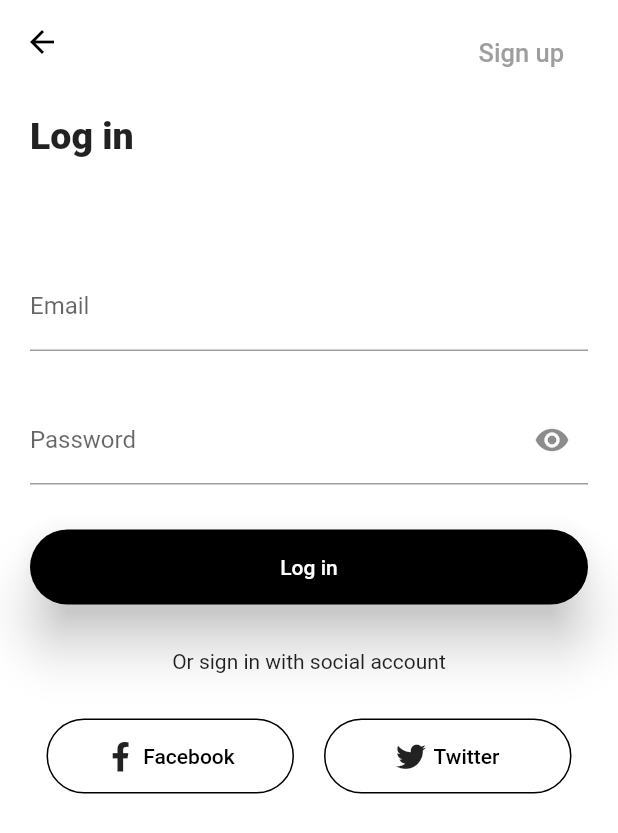
After one commit to s4nk37/Signup-Login-Minimal-Flutter, a Flutter app: the screen it shows after launch, after a tap on "Log In", on a phone screen of 412 x 824 dp. The commit adds this screen. Shown: the top 833 px of the screen. Run offline on Flutter 3.47's test engine with Material 2 defaults, Android fonts, the phone set to English and light mode, and no system bars; our stand-ins replace font_awesome_flutter.

Commit message:
Login Page Added

```diff
--- /dev/null
+++ b/lib/login.dart
@@ -0,0 +1,174 @@
+import 'package:flutter/material.dart';
+import 'package:flutter/services.dart';
+import 'package:font_awesome_flutter/font_awesome_flutter.dart';
+import 'main.dart';
+
+class SecondRoute extends StatefulWidget {
+  @override
+  _SecondRouteState createState() => _SecondRouteState();
+}
+
+class _SecondRouteState extends State<SecondRoute> {
+  bool eye = true;
+
+  void _toggle() {
+    setState(() {
+      eye = !eye;
+    });
+  }
+
+  @override
+  Widget build(BuildContext context) {
+    SystemChrome.setSystemUIOverlayStyle(SystemUiOverlayStyle(
+        statusBarBrightness: Brightness.dark,
+        statusBarIconBrightness: Brightness.dark,
+        statusBarColor: Colors.transparent));
+    return Scaffold(
+      backgroundColor: Colors.white,
+      resizeToAvoidBottomPadding: true,
+      appBar: new AppBar(
+        backgroundColor: Colors.transparent,
+        elevation: 0.0,
+        actions: <Widget>[
+          new Padding(
+            padding: const EdgeInsets.fromLTRB(0, 15, 20, 0),
+            child: new FlatButton(
+              child: new Text(
+                "Sign up",
+                style: new TextStyle(color: Colors.grey, fontSize: 17),
+              ),
+              onPressed: () {
+               Navigator.pop(context);
+              },
+              highlightColor: Colors.black,
+              shape: StadiumBorder(),
+            ),
+          ),
+        ],
+      ),
+      body: new SingleChildScrollView(
+        child: new Container(
+          padding: const EdgeInsets.fromLTRB(20, 20, 20, 0),
+          child: new Column(
+            crossAxisAlignment: CrossAxisAlignment.stretch,
+            children: <Widget>[
+              new Text(
+                "Log in",
+                style: new TextStyle(fontSize: 25, fontWeight: FontWeight.w800),
+              ),
+              new SizedBox(
+                height: 70,
+              ),
+              new TextField(
+                keyboardType: TextInputType.emailAddress,
+                autocorrect: false,
+                decoration: new InputDecoration(
+                  // hintText: "Email",
+                  labelText: "Email",
+                ),
+              ),
+              new SizedBox(
+                height: 30,
+              ),
+              new TextField(
+                keyboardType: TextInputType.text,
+                autocorrect: false,
+                decoration: new InputDecoration(
+                  labelText: "Password",
+                  suffixIcon: new GestureDetector(
+                    child: new Icon(
+                      Icons.remove_red_eye,
+                    ),
+                    onTap: _toggle,
+                  ),
+                ),
+                obscureText: eye,
+              ),
+              new SizedBox(
+                height: 30,
+              ),
+              new SizedBox(
+                height: 50,
+                child: new RaisedButton(
+                  child: new Text("Log in",
+                      style: new TextStyle(color: Colors.white)),
+                  color: Colors.black,
+                  elevation: 15.0,
+                  shape: StadiumBorder(),
+                  splashColor: Colors.white54,
+                  onPressed: () {},
+                ),
+              ),
+              new Container(
+                padding: const EdgeInsets.fromLTRB(0, 30, 0, 30),
+                child: new Text(
+                  "Or sign in with social account",
+                  textAlign: TextAlign.center,
+                ),
+              ),
+              new Row(
+                mainAxisAlignment: MainAxisAlignment.center,
+                children: <Widget>[
+                  new SizedBox(
+                    height: 50,
+                    width: 165,
+                    child: new OutlineButton(
+                      child: new Row(
+                        mainAxisAlignment: MainAxisAlignment.center,
+                        children: <Widget>[
+                          new Icon(
+                            FontAwesomeIcons.facebookF,
+                            size: 20,
+                          ),
+                          new SizedBox(
+                            width: 5,
+                          ),
+                          new Text("Facebook",
+                              style: new TextStyle(color: Colors.black)),
+                        ],
+                      ),
+                      shape: StadiumBorder(),
+                      highlightedBorderColor: Colors.black,
+                      borderSide: BorderSide(color: Colors.black),
+                      onPressed: () {},
+                    ),
+                  ),
+                  new SizedBox(
+                    width: 20,
+                  ),
+                  new SizedBox(
+                    height: 50,
+                    width: 165,
+                    child: new OutlineButton(
+                      child: new Row(
+                        mainAxisAlignment: MainAxisAlignment.center,
+                        children: <Widget>[
+                          new Icon(
+                            FontAwesomeIcons.twitter,
+                            size: 20,
+                          ),
+                          new SizedBox(
+                            width: 5,
+                          ),
+                          new Text("Twitter",
+                              style: new TextStyle(color: Colors.black)),
+                        ],
+                      ),
+                      shape: StadiumBorder(),
+                      highlightedBorderColor: Colors.black,
+                      borderSide: BorderSide(color: Colors.black),
+                      onPressed: () {},
+                    ),
+                  ),
+                ],
+              ),
+              new SizedBox(
+                height: 20,
+              ),
+            ],
+          ),
+        ),
+      ),
+    );
+  }
+}
--- a/lib/main.dart
+++ b/lib/main.dart
@@ -1,6 +1,7 @@
 import 'package:flutter/material.dart';
 import 'package:flutter/services.dart';
 import 'package:font_awesome_flutter/font_awesome_flutter.dart';
+import 'login.dart';
 
 void main(List<String> args) {
   runApp(MyApp());
@@ -49,9 +50,17 @@ class _HomeScreenState extends State<HomeScreen> {
         actions: <Widget>[
           new Padding(
             padding: const EdgeInsets.fromLTRB(0, 15, 20, 0),
-            child: new Text(
-              "Log In",
-              style: new TextStyle(color: Colors.grey, fontSize: 17),
+            child: new FlatButton(
+              child: new Text("Log In",
+              style: new TextStyle(color: Colors.grey, fontSize: 17),),
+              onPressed: (){
+                Navigator.push(
+    context,
+    MaterialPageRoute(builder: (context) => SecondRoute()),
+  );
+              },
+              highlightColor: Colors.black,
+              shape: StadiumBorder(),
             ),
           ),
         ],
```
Also changed, not shown: login.png (added), signup.png (renamed from ss.png).
